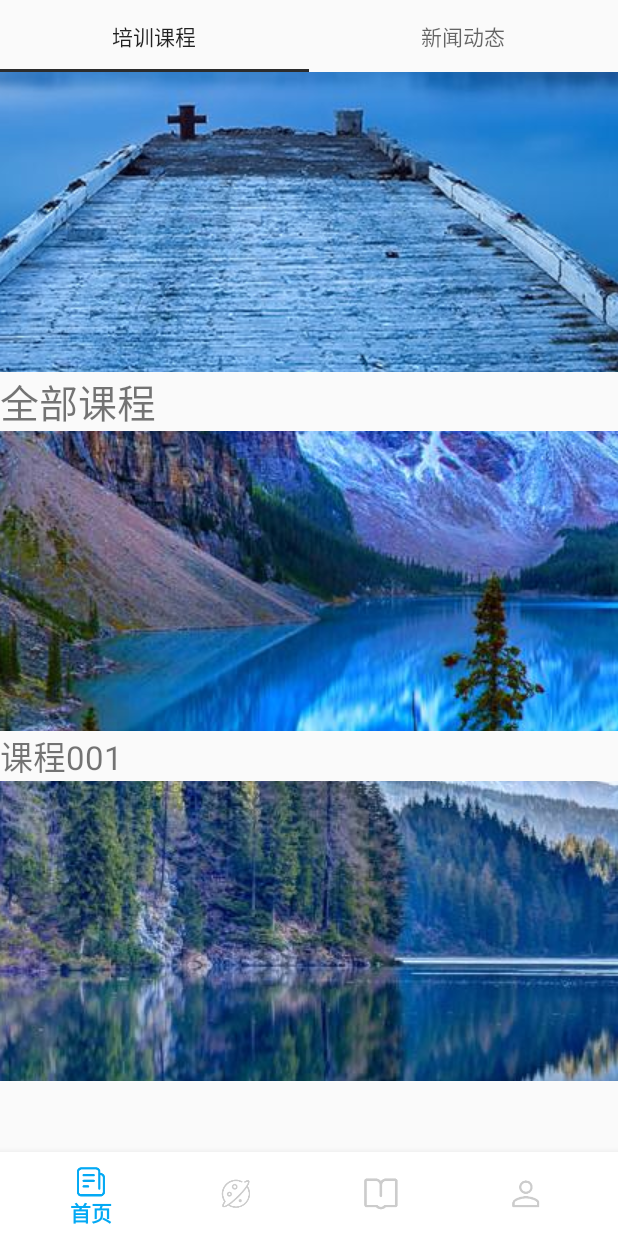
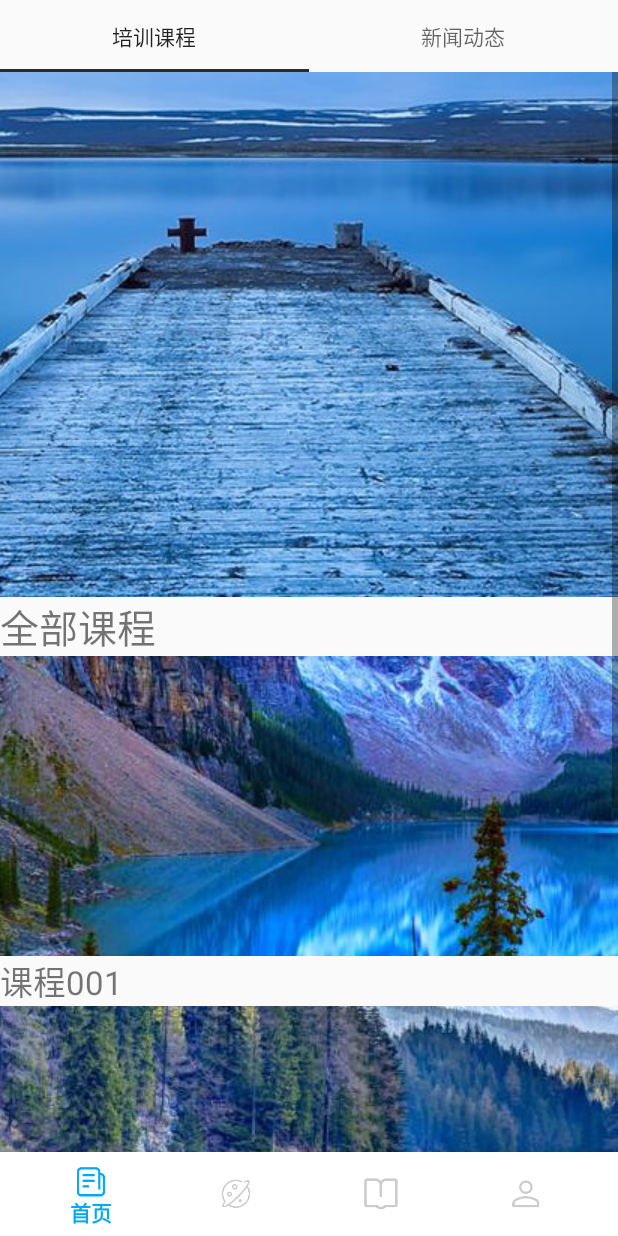
Before and after one commit to lovelinessmoe/Stydy_Android, an Android app: the fragment DiscoverFragment placed in its activity, on a phone screen of 412 x 824 dp. Run offline under Robolectric (Android 15) with nearby library versions, the phone set to English and light mode, and no system bars; libraries missing offline, so code that uses them is left out: com.bigkoo.convenientbanner; pictures from the network do not load; 8 statements that could not run were skipped.

Commit message:
项目完成

```diff
--- a/app/src/main/res/layout/discover_tab1_layout.xml
+++ b/app/src/main/res/layout/discover_tab1_layout.xml
@@ -1,13 +1,15 @@
 <?xml version="1.0" encoding="utf-8"?>
-<LinearLayout xmlns:android="http://schemas.android.com/apk/res/android"
+<ScrollView android:layout_height="match_parent"
+    android:layout_width="match_parent"
+    xmlns:android="http://schemas.android.com/apk/res/android" >
+
+<LinearLayout
     android:layout_width="match_parent"
     android:layout_height="match_parent"
-
     android:orientation="vertical">
-
     <ImageView
         android:layout_width="match_parent"
-        android:layout_height="200dp"
+        android:layout_height="350dp"
         android:layout_gravity="center"
         android:scaleType="center"
         android:src="@drawable/fj1" />
@@ -39,4 +41,19 @@
         android:layout_gravity="center"
         android:scaleType="center"
         android:src="@drawable/fj3" />
+    <TextView
+        android:layout_width="match_parent"
+        android:layout_height="wrap_content"
+        android:layout_gravity="center"
+        android:textSize="22sp"
+        android:text="课程002" />
+
+    <ImageView
+        android:layout_width="match_parent"
+        android:layout_height="200dp"
+        android:layout_gravity="center"
+        android:scaleType="center"
+        android:src="@drawable/fj4" />
+
 </LinearLayout>
+</ScrollView>
--- a/app/src/main/res/layout/discover_tab2_layout.xml
+++ b/app/src/main/res/layout/discover_tab2_layout.xml
@@ -1,5 +1,9 @@
 <?xml version="1.0" encoding="utf-8"?>
-<LinearLayout xmlns:android="http://schemas.android.com/apk/res/android"
+<ScrollView android:layout_height="match_parent"
+    android:layout_width="match_parent"
+    xmlns:android="http://schemas.android.com/apk/res/android" >
+
+<LinearLayout
     android:layout_width="match_parent"
     android:layout_height="match_parent"
     android:orientation="vertical">
@@ -32,3 +36,4 @@
         android:scaleType="center"
         android:src="@drawable/xw2" />
 </LinearLayout>
+</ScrollView>
```
Also changed, not shown: app/src/main/res/drawable/fj4.jpeg (added).
